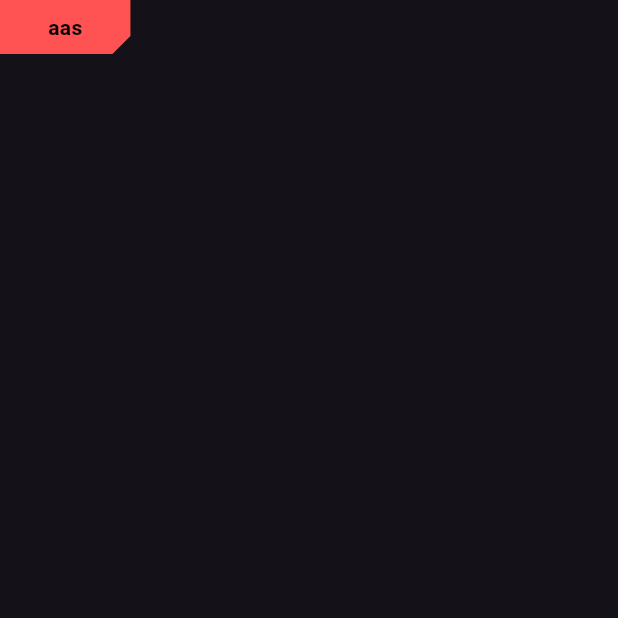
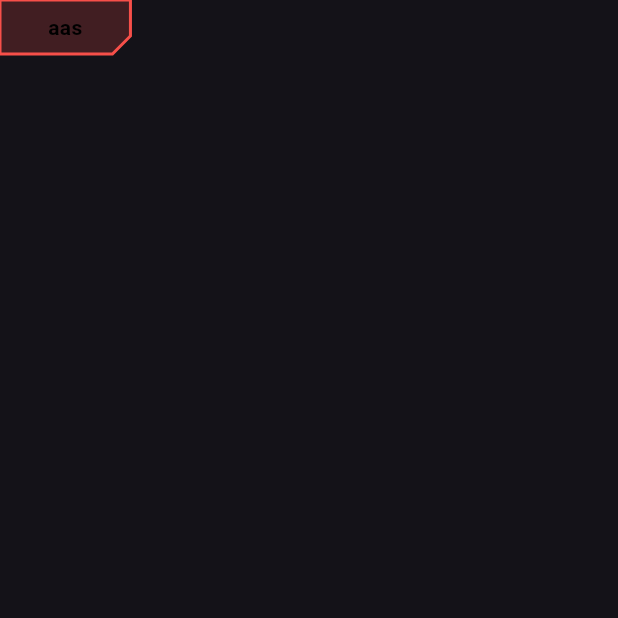
Before and after one commit to CerberusProgrammer/cyberpunk_ui, a Flutter app: the screen it shows after launch, on a phone screen of 412 x 824 dp, the top half of it. Run offline on Flutter 3.47's test engine with Material 3 defaults, Android fonts, the phone set to English and light mode, and no system bars.

Commit message:
Refactor Cell widget to include custom background color and stroke style

```diff
--- a/lib/v2/cell.dart
+++ b/lib/v2/cell.dart
@@ -4,6 +4,7 @@ class Cell extends StatefulWidget {
   final String text;
   final IconData? icon;
   final Color accentColor;
+  final Color backgroundColor;
   final Color onHoverColor;
   final Color onClickColor;
   final VoidCallback onTap;
@@ -12,7 +13,8 @@ class Cell extends StatefulWidget {
     super.key,
     required this.text,
     this.icon,
-    this.accentColor = Colors.redAccent,
+    this.accentColor = const Color.fromARGB(255, 247, 79, 73),
+    this.backgroundColor = const Color.fromARGB(255, 14, 14, 23),
     this.onHoverColor = Colors.blue,
     this.onClickColor = Colors.blueAccent,
     required this.onTap,
@@ -96,7 +98,8 @@ class CellShapePainter extends CustomPainter {
   void paint(Canvas canvas, Size size) {
     final paint = Paint()
       ..color = color
-      ..style = PaintingStyle.fill;
+      ..style = PaintingStyle.stroke
+      ..strokeWidth = 2.0;
 
     final path = Path();
     path.moveTo(0, 0);
@@ -107,6 +110,11 @@ class CellShapePainter extends CustomPainter {
     path.close();
 
     canvas.drawPath(path, paint);
+
+    paint
+      ..color = color.withOpacity(0.2)
+      ..style = PaintingStyle.fill;
+    canvas.drawPath(path, paint);
   }
 
   @override
```
